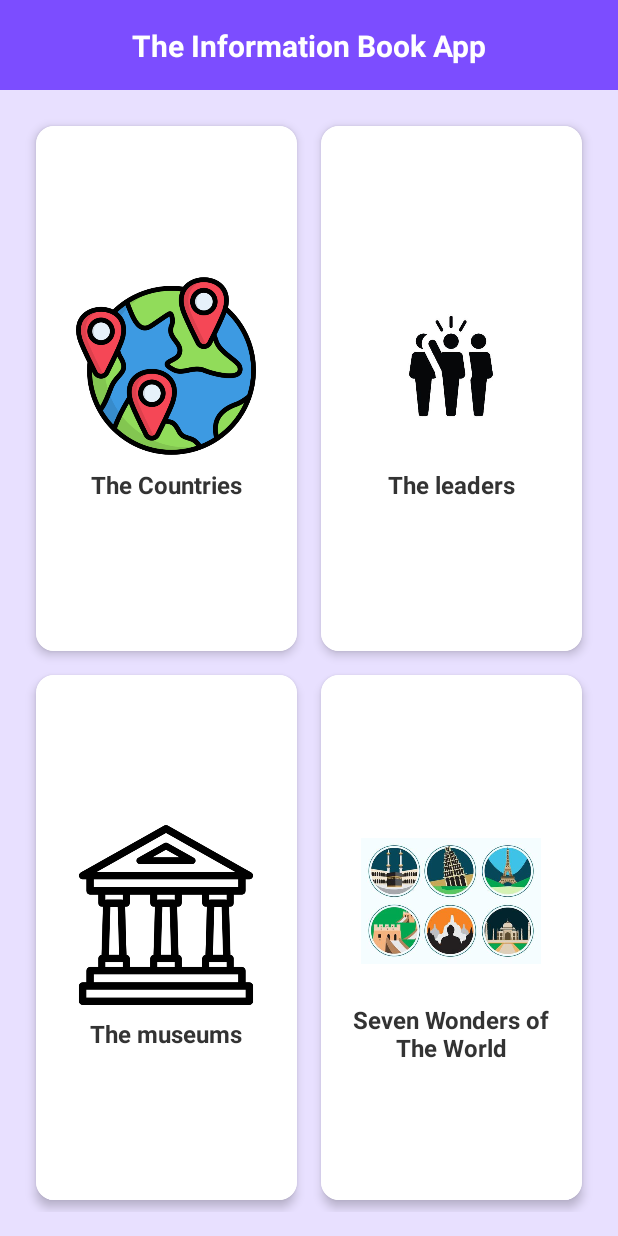
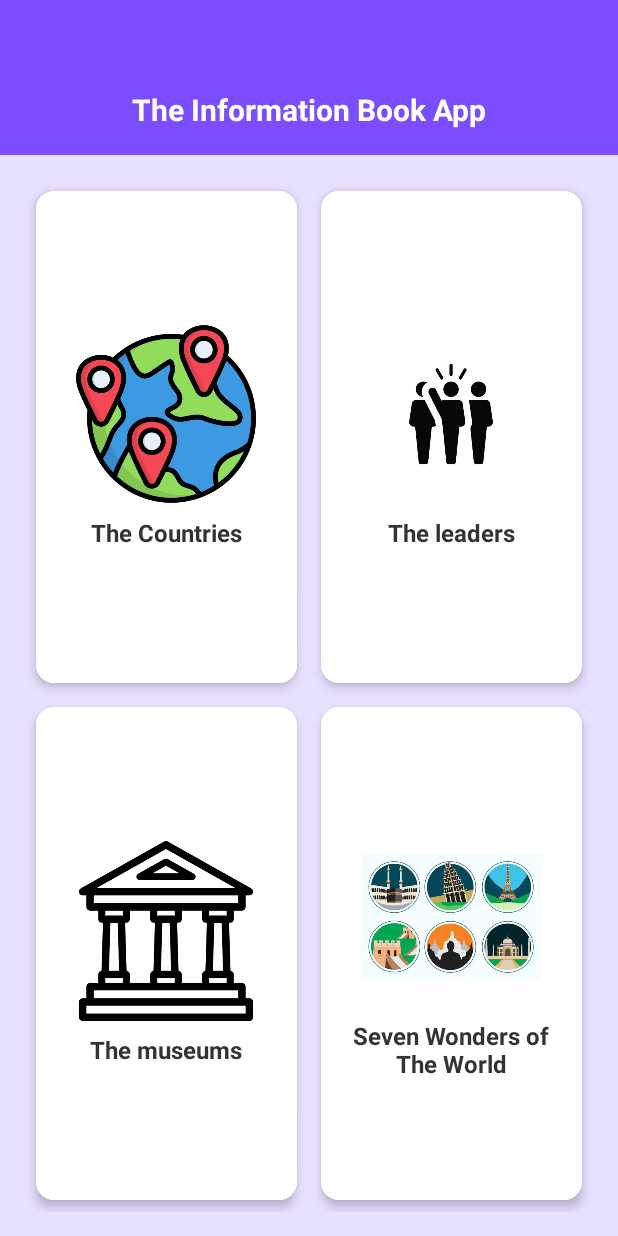
Before and after one commit to FemtoHell/HW4, an Android app: the screen it shows after launch (MainActivity), on a phone screen of 412 x 824 dp. Run offline under Robolectric (Android 15) with nearby library versions, the phone set to English and light mode, and no system bars.

Commit message:
some minor changed!

```diff
--- a/app/src/main/res/layout/activity_main.xml
+++ b/app/src/main/res/layout/activity_main.xml
@@ -10,12 +10,12 @@
     <!-- App Header -->
     <androidx.constraintlayout.widget.ConstraintLayout
         android:id="@+id/headerLayout"
-        android:layout_width="match_parent"
-        android:layout_height="60dp"
+        android:layout_width="425dp"
+        android:layout_height="103dp"
         android:background="#7C4DFF"
-        app:layout_constraintTop_toTopOf="parent"
+        app:layout_constraintEnd_toEndOf="parent"
         app:layout_constraintStart_toStartOf="parent"
-        app:layout_constraintEnd_toEndOf="parent">
+        app:layout_constraintTop_toTopOf="parent">
 
         <TextView
             android:id="@+id/tvAppTitle"
@@ -27,8 +27,10 @@
             android:textStyle="bold"
             app:layout_constraintBottom_toBottomOf="parent"
             app:layout_constraintEnd_toEndOf="parent"
+            app:layout_constraintHorizontal_bias="0.497"
             app:layout_constraintStart_toStartOf="parent"
-            app:layout_constraintTop_toTopOf="parent" />
+            app:layout_constraintTop_toTopOf="parent"
+            app:layout_constraintVertical_bias="0.777" />
 
     </androidx.constraintlayout.widget.ConstraintLayout>
 
```
